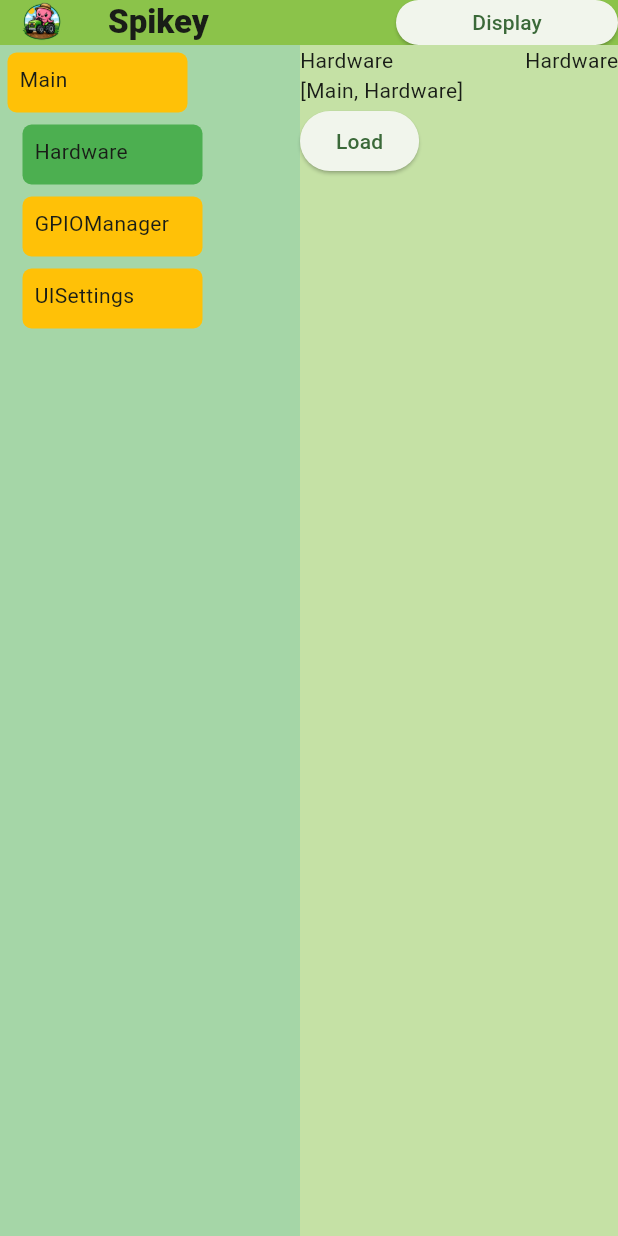
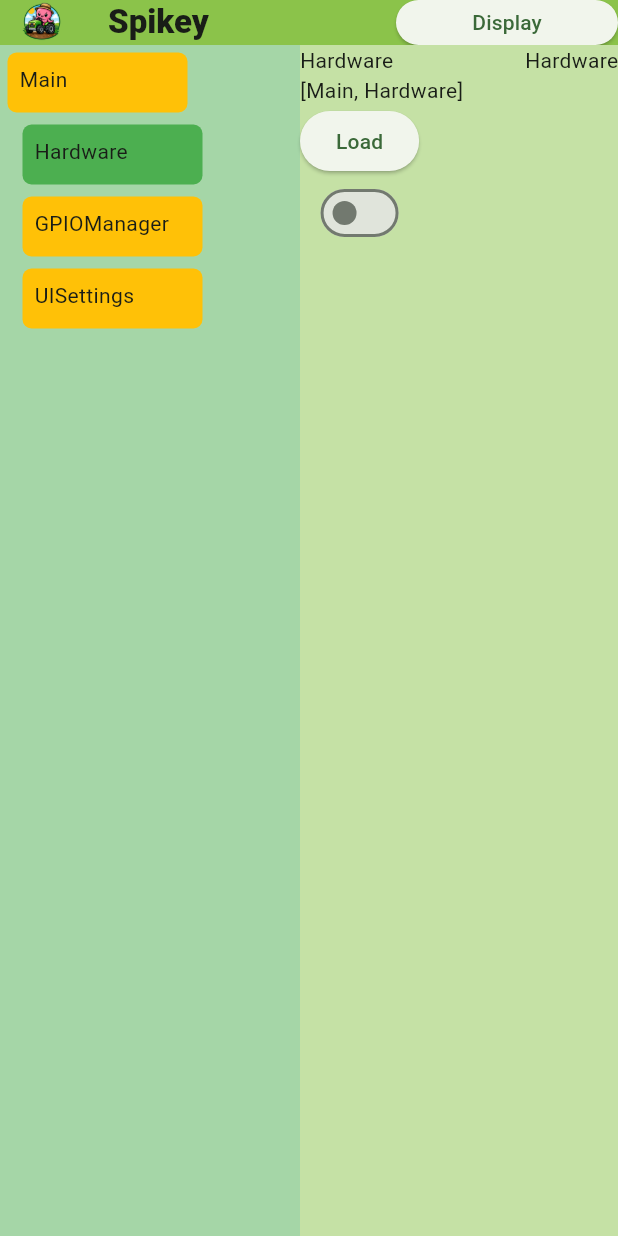
Before and after one commit to LechnerPeter/Spikey, a Flutter app: the screen it shows after launch, after a tap on "Components", after a tap on "Hardware", on a phone screen of 412 x 824 dp. Run offline on Flutter 3.47's test engine with Material 3 defaults, Android fonts, the phone set to English and light mode, and no system bars; our stand-ins replace flutter_hooks, shared_preferences; missing offline and left inert: dart_periphery; statements that could not run were skipped.

Commit message:
added show flags and umdated the display to be a curated screen

```diff
--- a/lib/components/component.dart
+++ b/lib/components/component.dart
@@ -1,4 +1,5 @@
 import 'package:flutter/material.dart';
+import 'package:flutter_hooks/flutter_hooks.dart';
 
 import 'parameter.dart';
 
@@ -9,7 +10,6 @@ class Component {
     List<Parameter> parameter = const [],
     List<Component> children = const [],
     Map<String, Component> references = const {},
-    this.isDummy = true,
   }) {
     path.addAll(parentPath);
     path.add(name);
@@ -25,24 +25,69 @@ class Component {
   Map<String, Component> references = {};
   final functions = <ComponentFunction>[];
   final widgets = <ComponentWidget>[];
-  final bool isDummy;
   final changed = ValueNotifier(false);
+
+  bool hasCurated() =>
+      functions.any((f) => f.show.value) || widgets.any((w) => w.show.value);
 
   void ping() => changed.value = !changed.value;
 }
 
 class ComponentFunction {
-  ComponentFunction({required this.name, required this.function});
+  ComponentFunction({
+    required this.name,
+    required this.function,
+    required List<String> parentPath,
+    bool show = false,
+  }) {
+    path = [...parentPath, name];
+    this.show = PersistentParameter<bool>(
+      name: "Show",
+      value: show,
+      parentPath: path,
+    );
+  }
 
   final String name;
   final void Function() function;
   final enabled = ValueNotifier(true);
+  late final List<String> path;
+  late final PersistentParameter<bool> show;
+}
+
+class FunctionWidget extends HookWidget {
+  const FunctionWidget({super.key, required this.function});
+
+  final ComponentFunction function;
+
+  @override
+  Widget build(BuildContext context) {
+    return ElevatedButton(
+      onPressed: useValueListenable(function.enabled)
+          ? () => function.function()
+          : null,
+      child: Text(function.name),
+    );
+  }
 }
 
 class ComponentWidget {
-  ComponentWidget({required this.name, required this.builder});
+  ComponentWidget({
+    required this.name,
+    required this.builder,
+    required List<String> parentPath,
+    bool show = false,
+  }) {
+    path = [...parentPath, name];
+    this.show = PersistentParameter<bool>(
+      name: "Show",
+      value: show,
+      parentPath: path,
+    );
+  }
 
   final String name;
   final WidgetBuilder builder;
-  final enabled = ValueNotifier(true);
+  late final List<String> path;
+  late final PersistentParameter<bool> show;
 }
--- a/lib/components/generic/analog_pwm_connector.dart
+++ b/lib/components/generic/analog_pwm_connector.dart
@@ -15,6 +15,7 @@ class AnalogPwmConnector extends Component {
   }) {
     adc.state.addListener(() => pwm.duty.value = adc.normalized);
     references.addAll({"ADC": adc, "PWM": pwm});
+    pwm.setEnabled(true);
   }
 
   final PwmBaseComponent pwm;
--- a/lib/components/hardware.dart
+++ b/lib/components/hardware.dart
@@ -8,7 +8,9 @@ class Hardware extends Component {
     required super.name,
     required super.parentPath,
   }) {
-    functions.addAll([ComponentFunction(name: "Load", function: load)]);
+    functions.addAll([
+      ComponentFunction(name: "Load", function: load, parentPath: path),
+    ]);
     load();
   }
 
--- a/lib/components/io/adc/adc.dart
+++ b/lib/components/io/adc/adc.dart
@@ -14,6 +14,7 @@ class ADC extends Component {
       ComponentFunction(
         name: "Read",
         function: () => Logging.manual(state.value.toString()),
+        parentPath: path,
       ),
     ]);
 
@@ -21,6 +22,7 @@ class ADC extends Component {
       ComponentWidget(
         name: "State",
         builder: (c) => _State(adc: this),
+        parentPath: path,
       ),
     ]);
   }
@@ -39,12 +41,24 @@ class _State extends HookWidget {
 
   @override
   Widget build(BuildContext context) {
-    final state = useValueListenable(adc.state);
-    return Container(
-      decoration: BoxDecoration(border: .all(width: 1)),
-      width: 50,
-      height: 50,
-      child: Center(child: Text(state.toString())),
+    useListenable(adc.state);
+    return Stack(
+      children: [
+        Positioned(
+          bottom: 0,
+          child: Container(
+            height: 50 * adc.normalized,
+            width: 50,
+            color: Colors.lightBlue.shade300,
+          ),
+        ),
+        Container(
+          decoration: BoxDecoration(border: .all(width: 1)),
+          width: 50,
+          height: 50,
+          child: Center(child: Text((adc.normalized * 100).toStringAsFixed(0))),
+        ),
+      ],
     );
   }
 }
--- a/lib/components/io/gpio/io.dart
+++ b/lib/components/io/gpio/io.dart
@@ -12,6 +12,7 @@ abstract class IOReadComponent extends Component {
       ComponentFunction(
         name: "Log Value",
         function: () => Logging.manual(state.value.toString()),
+        parentPath: path,
       ),
     ]);
 
@@ -19,6 +20,7 @@ abstract class IOReadComponent extends Component {
       ComponentWidget(
         name: "Switch",
         builder: (_) => _Read(gpio: this),
+        parentPath: path,
       ),
     );
   }
@@ -33,8 +35,7 @@ class _Read extends HookWidget {
 
   @override
   Widget build(BuildContext context) {
-    return Container(
-      decoration: BoxDecoration(border: BoxBorder.all(width: 1)),
+    return SizedBox(
       width: 60,
       child: Column(
         children: [
@@ -52,14 +53,23 @@ abstract class IOWriteComponent extends Component {
 
     state.addListener(() => state.value ? turnOn() : turnOff());
     functions.addAll([
-      ComponentFunction(name: "ON", function: () => state.value = true),
-      ComponentFunction(name: "OFF", function: () => state.value = false),
+      ComponentFunction(
+        name: "ON",
+        function: () => state.value = true,
+        parentPath: path,
+      ),
+      ComponentFunction(
+        name: "OFF",
+        function: () => state.value = false,
+        parentPath: path,
+      ),
     ]);
 
     widgets.add(
       ComponentWidget(
         name: "Switch",
         builder: (context) => _Write(gpio: this),
+        parentPath: path,
       ),
     );
   }
@@ -78,8 +88,7 @@ class _Write extends HookWidget {
 
   @override
   Widget build(BuildContext context) {
-    return Container(
-      decoration: BoxDecoration(border: BoxBorder.all(width: 1)),
+    return SizedBox(
       width: 60,
       child: Column(
         children: [
--- a/lib/components/io/pwm/pwm.dart
+++ b/lib/components/io/pwm/pwm.dart
@@ -13,6 +13,7 @@ class RpiPwmComponent extends PwmBaseComponent {
       ComponentFunction(
         name: "Info",
         function: () => Logging.manual(pwm.getPWMinfo()),
+        parentPath: path,
       ),
     ]);
   }
--- a/lib/components/io/pwm/pwm_base.dart
+++ b/lib/components/io/pwm/pwm_base.dart
@@ -17,22 +17,33 @@ abstract class PwmBaseComponent extends Component {
     init();
 
     functions.addAll([
-      ComponentFunction(name: "ON", function: () => enabled.value = true),
-      ComponentFunction(name: "OFF", function: () => enabled.value = false),
+      ComponentFunction(
+        name: "ON",
+        function: () => enabled.value = true,
+        parentPath: path,
+      ),
+      ComponentFunction(
+        name: "OFF",
+        function: () => enabled.value = false,
+        parentPath: path,
+      ),
       ComponentFunction(
         name: "Halve",
         function: () => frequency.value = (frequency.value / 2).round(),
+        parentPath: path,
       ),
       ComponentFunction(
         name: "Double",
         function: () => frequency.value = frequency.value * 2,
+        parentPath: path,
       ),
     ]);
 
     widgets.add(
       ComponentWidget(
         name: "Slider",
-        builder: (context) => _Slider(pwm: this),
+        builder: (_) => _Slider(pwm: this),
+        parentPath: path,
       ),
     );
   }
@@ -55,25 +66,16 @@ class _Slider extends HookWidget {
   @override
   Widget build(BuildContext context) {
     final on = useValueListenable(pwm.enabled);
-    return Container(
-      decoration: BoxDecoration(border: BoxBorder.all(width: 1)),
-      width: 290,
+    return SizedBox(
+      width: 190,
       child: Column(
         children: [
-          Text(pwm.name),
-          Row(
-            children: [
-              Switch(
-                onChanged: (value) => pwm.enabled.value = value,
-                value: on,
-              ),
-              Slider(
-                value: useValueListenable(pwm.duty),
-                onChanged: on ? (value) => pwm.duty.value = value : null,
-                min: 0,
-                max: 1,
-              ),
-            ],
+          Switch(onChanged: (value) => pwm.enabled.value = value, value: on),
+          Slider(
+            value: useValueListenable(pwm.duty),
+            onChanged: on ? (value) => pwm.duty.value = value : null,
+            min: 0,
+            max: 1,
           ),
         ],
       ),
--- a/lib/components/io/pwm/pwm_i2c.dart
+++ b/lib/components/io/pwm/pwm_i2c.dart
@@ -10,7 +10,9 @@ class PwmI2CComponent extends PwmBaseComponent {
     required this.i2c,
     required this.index,
   }) {
-    functions.addAll([ComponentFunction(name: "Info", function: printMemory)]);
+    functions.addAll([
+      ComponentFunction(name: "Info", function: printMemory, parentPath: path),
+    ]);
   }
 
   final I2C i2c;
--- a/lib/components/loader.dart
+++ b/lib/components/loader.dart
@@ -28,7 +28,9 @@ class Loader {
       parameter = [];
     }
 
-    Logging.info("Initialising: $path with Parameters $parameter");
+    Logging.info(
+      "Initialising: $path with Parameters ${[for (var p in parameter) p.name]}",
+    );
     String? type = json["type"];
     switch (type) {
       case "switch":
--- a/lib/components/parameter.dart
+++ b/lib/components/parameter.dart
@@ -34,6 +34,7 @@ class PersistentParameter<T> extends Parameter<T> {
   }
 
   T fromString(String str) {
+    if (T == bool) return (str == "true") as T;
     if (T == String) return str as T;
     if (T == int) return int.parse(str) as T;
     if (T == double) return double.parse(str) as T;
@@ -43,6 +44,7 @@ class PersistentParameter<T> extends Parameter<T> {
   }
 
   String stringify(T val) {
+    if (T == bool) return val.toString();
     if (T == String) return val.toString();
     if (T == int) return val.toString();
     if (T == double) return val.toString();
--- /dev/null
+++ b/lib/curated.dart
@@ -0,0 +1,57 @@
+import 'package:flutter/material.dart';
+import 'package:flutter_hooks/flutter_hooks.dart';
+import 'package:spikey/components/component.dart';
+
+class Curated extends HookWidget {
+  const Curated({super.key, required this.main});
+
+  final Component main;
+
+  @override
+  Widget build(BuildContext context) {
+    return SingleChildScrollView(
+      child: Wrap(
+        children: [
+          for (var component in getAll(main)) _One(component: component),
+        ],
+      ),
+    );
+  }
+
+  List<Component> getAll(Component component) {
+    final ret = <Component>[];
+    ret.addAll(component.children.where((c) => c.hasCurated()));
+    ret.addAll([for (var c in component.children) ...getAll(c)]);
+    return ret;
+  }
+}
+
+class _One extends StatelessWidget {
+  const _One({required this.component});
+
+  final Component component;
+
+  @override
+  Widget build(BuildContext context) {
+    return Padding(
+      padding: const .all(2),
+      child: Container(
+        decoration: BoxDecoration(border: .all(width: 1)),
+        child: Padding(
+          padding: const .all(2),
+          child: Column(
+            children: [
+              Text(component.name),
+              ...[
+                for (var f in component.functions.where((e) => e.show.value))
+                  FunctionWidget(function: f),
+                for (var w in component.widgets.where((e) => e.show.value))
+                  Column(children: [Text(w.name), w.builder(context)]),
+              ],
+            ],
+          ),
+        ),
+      ),
+    );
+  }
+}
--- a/lib/main.dart
+++ b/lib/main.dart
@@ -4,6 +4,7 @@ import 'package:flutter/material.dart';
 import 'package:flutter_hooks/flutter_hooks.dart';
 import 'package:shared_preferences/shared_preferences.dart';
 import 'package:spikey/components/component.dart';
+import 'package:spikey/curated.dart';
 import 'package:spikey/data.dart';
 import 'package:spikey/logging.dart';
 import 'package:spikey/widgets/popup.dart';
@@ -73,35 +74,13 @@ class Spikey extends HookWidget {
             physics: const NeverScrollableScrollPhysics(),
             controller: pc,
             children: [
-              _Display(main: main),
+              Curated(main: main),
               _Components(main: main),
             ],
           ),
         ),
       ),
     );
-  }
-}
-
-class _Display extends HookWidget {
-  const _Display({required this.main});
-
-  final Component main;
-
-  @override
-  Widget build(BuildContext context) {
-    return SingleChildScrollView(
-      child: Wrap(children: [for (var w in getAll(main)) w.builder(context)]),
-    );
-  }
-
-  List<ComponentWidget> getAll(Component component) {
-    final ret = <ComponentWidget>[];
-    ret.addAll(component.widgets);
-    for (var c in component.children) {
-      ret.addAll(getAll(c));
-    }
-    return ret;
   }
 }
 
--- a/lib/widgets/component_view.dart
+++ b/lib/widgets/component_view.dart
@@ -28,6 +28,25 @@ class ComponentView extends StatelessWidget {
         if (component.references.isNotEmpty) const Text("References"),
         for (var r in component.references.entries)
           _Reference(reference: r.key, component: r.value),
+        if (component.widgets.isNotEmpty) const Text("Widgets"),
+        Wrap(children: [for (var w in component.widgets) _Widget(widget: w)]),
+      ],
+    );
+  }
+}
+
+class _Widget extends StatelessWidget {
+  const _Widget({required this.widget});
+
+  final ComponentWidget widget;
+
+  @override
+  Widget build(BuildContext context) {
+    return Column(
+      children: [
+        Text(widget.name),
+        widget.builder(context),
+        ChangeParameter(parameter: widget.show),
       ],
     );
   }
@@ -59,9 +78,14 @@ class _Function extends HookWidget {
 
   @override
   Widget build(BuildContext context) {
-    return ElevatedButton(
-      onPressed: useValueListenable(fun.enabled) ? () => fun.function() : null,
-      child: Text(fun.name),
+    return Column(
+      children: [
+        FunctionWidget(function: fun),
+        Switch(
+          value: useValueListenable(fun.show),
+          onChanged: (value) => fun.show.value = value,
+        ),
+      ],
     );
   }
 }
```
Also changed, not shown: lib/components/io/adc/adc_dummy.dart (+10 -2 lines), lib/components/io/gpio/io_dummy.dart (+12 -4 lines), lib/widgets/parameter.dart (+33 -14 lines), 3 other files.
